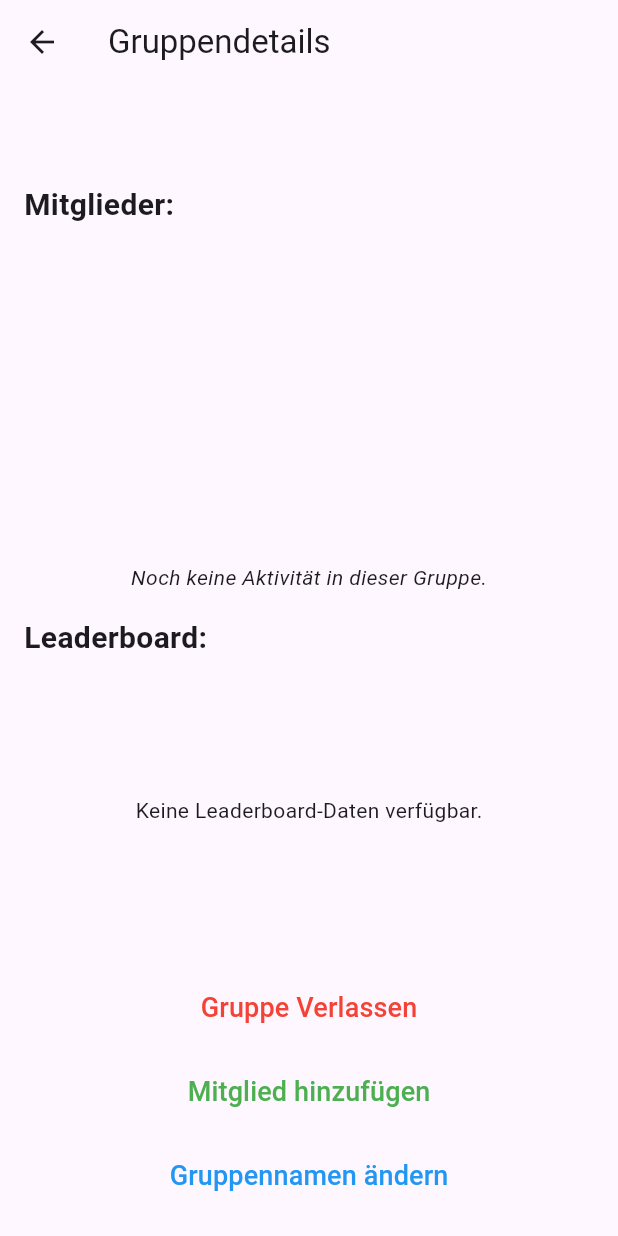
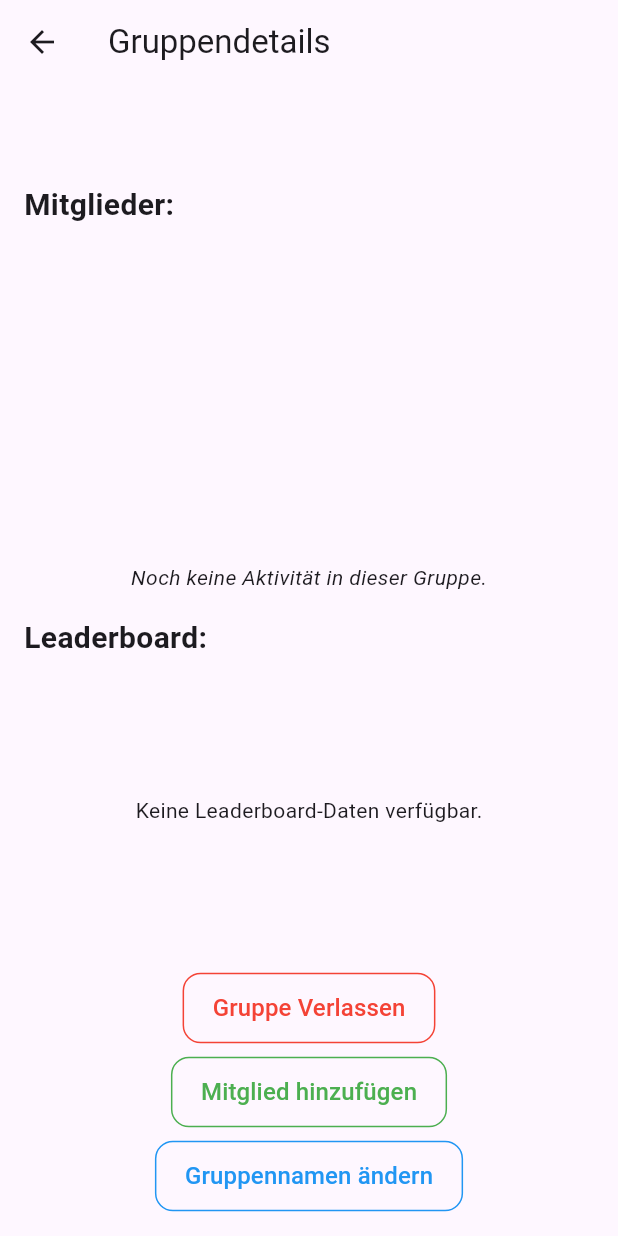
Before and after one commit to Connorh1603/BattleActivity, a Flutter app: the GroupDetailScreen screen opened directly with empty values, on a phone screen of 412 x 824 dp. Run offline on Flutter 3.47's test engine with Material 3 defaults, Android fonts, the phone set to English and light mode, and no system bars; our stand-ins replace cloud_firestore, file_picker, firebase_auth, firebase_core, firebase_storage, fl_chart and 1 more; missing offline and left inert: google_sign_in_platform_interface; accounts and stored records are empty; statements that could not run were skipped.

Commit message:
Leaderboard abstand angepasst und Farbe der Buttons bzw umrandung

```diff
--- a/flutter_application_1/lib/screens/group_detail_screen.dart
+++ b/flutter_application_1/lib/screens/group_detail_screen.dart
@@ -157,7 +157,7 @@ class GroupDetailScreen extends StatelessWidget {
                         padding: const EdgeInsets.only(left: 16.0, right: 22.0), // ⬅️ Abstand links & rechts
                         child: BarChart(
                           BarChartData(
-                            alignment: BarChartAlignment.spaceBetween,
+                            alignment: BarChartAlignment.spaceAround,
                             maxY: maxY,
                             barGroups: leaderboardData.asMap().entries.map((entry) {
                               final index = entry.key;
@@ -213,26 +213,42 @@ class GroupDetailScreen extends StatelessWidget {
                 SizedBox(height: 16),
                 Align(
                   alignment: Alignment.center,
-                  child: TextButton(
+                  child: OutlinedButton(
                     onPressed: () async {
                       await _leaveGroup();
                       Navigator.pop(context);
                     },
-                    child: Text("Gruppe Verlassen", style: TextStyle(color: Colors.red, fontSize: 18)),
+                    style: OutlinedButton.styleFrom(
+                      side: BorderSide(color: Colors.red),
+                      shape: RoundedRectangleBorder(borderRadius: BorderRadius.circular(12)),
+                      padding: EdgeInsets.symmetric(horizontal: 20, vertical: 12),
+                    ),
+                    child: Text(
+                      "Gruppe Verlassen",
+                      style: TextStyle(color: Colors.red, fontSize: 16),
+                    ),
                   ),
                 ),
                 SizedBox(height: 8),
                 Align(
                   alignment: Alignment.center,
-                  child: TextButton(
+                  child: OutlinedButton(
                     onPressed: () => _showAddMemberDialog(context, isAdmin),
-                    child: Text("Mitglied hinzufügen", style: TextStyle(color: Colors.green, fontSize: 18)),
+                    style: OutlinedButton.styleFrom(
+                      side: BorderSide(color: Colors.green),
+                      shape: RoundedRectangleBorder(borderRadius: BorderRadius.circular(12)),
+                      padding: EdgeInsets.symmetric(horizontal: 20, vertical: 12),
+                    ),
+                    child: Text(
+                      "Mitglied hinzufügen",
+                      style: TextStyle(color: Colors.green, fontSize: 16),
+                    ),
                   ),
                 ),
                 SizedBox(height: 8),
                 Align(
                   alignment: Alignment.center,
-                  child: TextButton(
+                  child: OutlinedButton(
                     onPressed: () async {
                       final groupRef = FirebaseFirestore.instance.collection('Groups').doc(groupId);
                       final groupSnapshot = await groupRef.get();
@@ -244,7 +260,15 @@ class GroupDetailScreen extends StatelessWidget {
                         _showNotAdminMessage(context);
                       }
                     },
-                    child: Text("Gruppennamen ändern", style: TextStyle(color: Colors.blue, fontSize: 18)),
+                    style: OutlinedButton.styleFrom(
+                      side: BorderSide(color: Colors.blue),
+                      shape: RoundedRectangleBorder(borderRadius: BorderRadius.circular(12)),
+                      padding: EdgeInsets.symmetric(horizontal: 20, vertical: 12),
+                    ),
+                    child: Text(
+                      "Gruppennamen ändern",
+                      style: TextStyle(color: Colors.blue, fontSize: 16),
+                    ),
                   ),
                 ),
               ],
```
